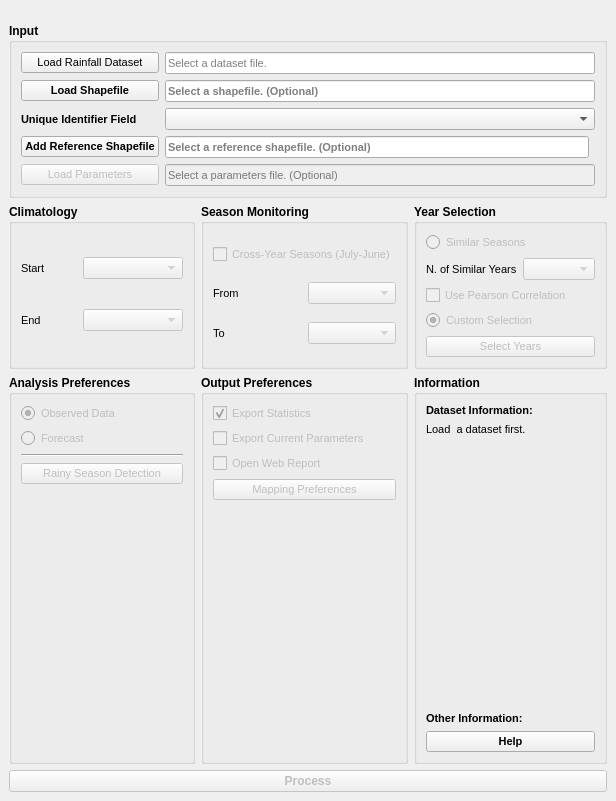
Qt form ui/smpg_dialog_base.ui (JuanPDiazL/SMPG) before a commit.
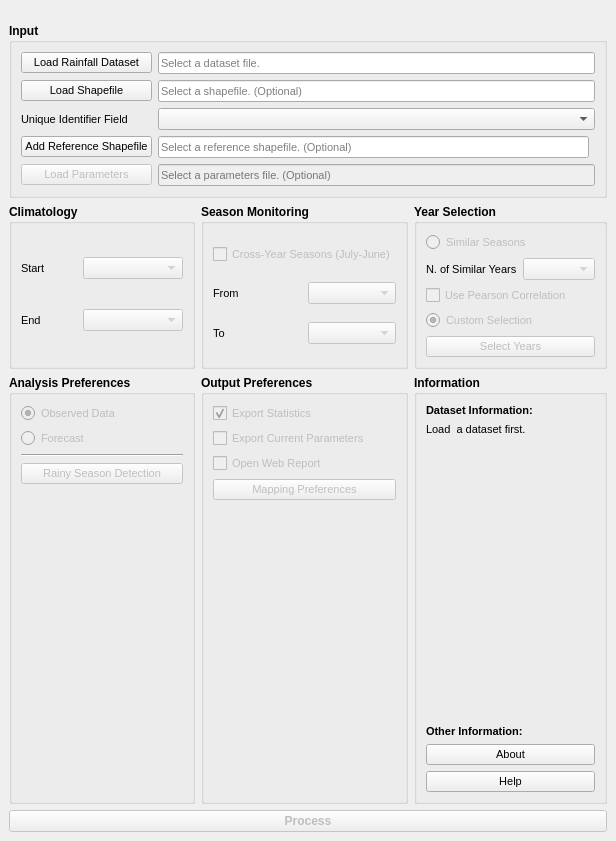
The same form after that commit. Icons and pictures are not drawn.

Commit message: add about button

```diff
--- a/ui/smpg_dialog_base.ui
+++ b/ui/smpg_dialog_base.ui
@@ -7,7 +7,7 @@
     <x>0</x>
     <y>0</y>
     <width>616</width>
-    <height>801</height>
+    <height>841</height>
    </rect>
   </property>
   <property name="sizePolicy">
@@ -489,8 +489,8 @@
            <property name="font">
             <font>
              <pointsize>8</pointsize>
-             <weight>75</weight>
-             <bold>true</bold>
+             <weight>50</weight>
+             <bold>false</bold>
             </font>
            </property>
            <property name="text">
@@ -523,8 +523,8 @@
            <property name="font">
             <font>
              <pointsize>8</pointsize>
-             <weight>75</weight>
-             <bold>true</bold>
+             <weight>50</weight>
+             <bold>false</bold>
             </font>
            </property>
            <property name="toolTip">
@@ -554,8 +554,8 @@
            <property name="font">
             <font>
              <pointsize>8</pointsize>
-             <weight>75</weight>
-             <bold>true</bold>
+             <weight>50</weight>
+             <bold>false</bold>
             </font>
            </property>
            <property name="readOnly">
@@ -591,8 +591,8 @@
            <property name="font">
             <font>
              <pointsize>8</pointsize>
-             <weight>75</weight>
-             <bold>true</bold>
+             <weight>50</weight>
+             <bold>false</bold>
             </font>
            </property>
            <property name="toolTip">
@@ -628,8 +628,8 @@
            <property name="font">
             <font>
              <pointsize>8</pointsize>
-             <weight>75</weight>
-             <bold>true</bold>
+             <weight>50</weight>
+             <bold>false</bold>
             </font>
            </property>
            <property name="text">
@@ -642,8 +642,8 @@
            <property name="font">
             <font>
              <pointsize>8</pointsize>
-             <weight>75</weight>
-             <bold>true</bold>
+             <weight>50</weight>
+             <bold>false</bold>
             </font>
            </property>
            <property name="placeholderText">
@@ -790,20 +790,6 @@
          <string>Information</string>
         </property>
         <layout class="QGridLayout" name="gridLayout_11">
-         <item row="4" column="0">
-          <widget class="QPushButton" name="helpButton">
-           <property name="font">
-            <font>
-             <pointsize>8</pointsize>
-             <weight>75</weight>
-             <bold>true</bold>
-            </font>
-           </property>
-           <property name="text">
-            <string>Help</string>
-           </property>
-          </widget>
-         </item>
          <item row="1" column="0">
           <widget class="QLabel" name="datasetInfoLabel">
            <property name="font">
@@ -823,18 +809,19 @@
            </property>
           </widget>
          </item>
-         <item row="2" column="0">
-          <spacer name="verticalSpacer">
-           <property name="orientation">
-            <enum>Qt::Vertical</enum>
+         <item row="5" column="0">
+          <widget class="QPushButton" name="helpButton">
+           <property name="font">
+            <font>
+             <pointsize>8</pointsize>
+             <weight>50</weight>
+             <bold>false</bold>
+            </font>
            </property>
-           <property name="sizeHint" stdset="0">
-            <size>
-             <width>0</width>
-             <height>0</height>
-            </size>
+           <property name="text">
+            <string>Help</string>
            </property>
-          </spacer>
+          </widget>
          </item>
          <item row="0" column="0">
           <widget class="QLabel" name="label_3">
@@ -850,6 +837,19 @@
            </property>
           </widget>
          </item>
+         <item row="2" column="0">
+          <spacer name="verticalSpacer">
+           <property name="orientation">
+            <enum>Qt::Vertical</enum>
+           </property>
+           <property name="sizeHint" stdset="0">
+            <size>
+             <width>0</width>
+             <height>0</height>
+            </size>
+           </property>
+          </spacer>
+         </item>
          <item row="3" column="0">
           <widget class="QLabel" name="label_4">
            <property name="font">
@@ -864,6 +864,20 @@
            </property>
           </widget>
          </item>
+         <item row="4" column="0">
+          <widget class="QPushButton" name="aboutButton">
+           <property name="font">
+            <font>
+             <pointsize>8</pointsize>
+             <weight>50</weight>
+             <bold>false</bold>
+            </font>
+           </property>
+           <property name="text">
+            <string>About</string>
+           </property>
+          </widget>
+         </item>
         </layout>
        </widget>
       </item>
```
The commit also changes 1 other file.
